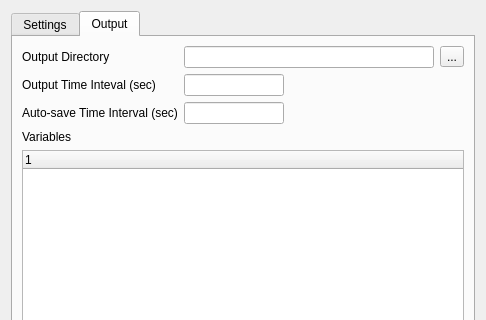
IPH-ECO/iph-eco-gui, file src/ui/create_simulation_dialog.ui: the form before one commit; both pictures show x 0 to 486 and y 0 to 320 of the 486 by 665 pixel window.
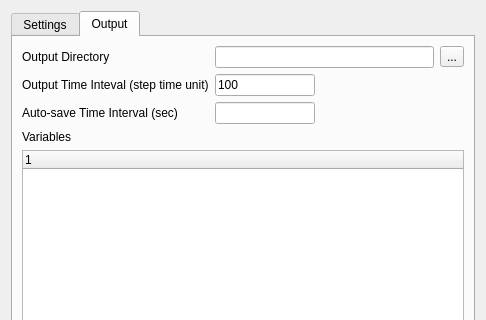
The form after the commit. The open tabs and pages were chosen to show the change. Icons and pictures are not drawn.

Diff of the .ui file:
```diff
--- a/src/ui/create_simulation_dialog.ui
+++ b/src/ui/create_simulation_dialog.ui
@@ -328,7 +328,7 @@
        <item row="2" column="0">
         <widget class="QLabel" name="label_17">
          <property name="text">
-          <string>Output Time Inteval (sec)</string>
+          <string>Output Time Inteval (step time unit)</string>
          </property>
         </widget>
        </item>
@@ -346,6 +346,9 @@
            <height>16777215</height>
           </size>
          </property>
+         <property name="text">
+          <string>100</string>
+         </property>
         </widget>
        </item>
        <item row="7" column="0" colspan="3">
```
